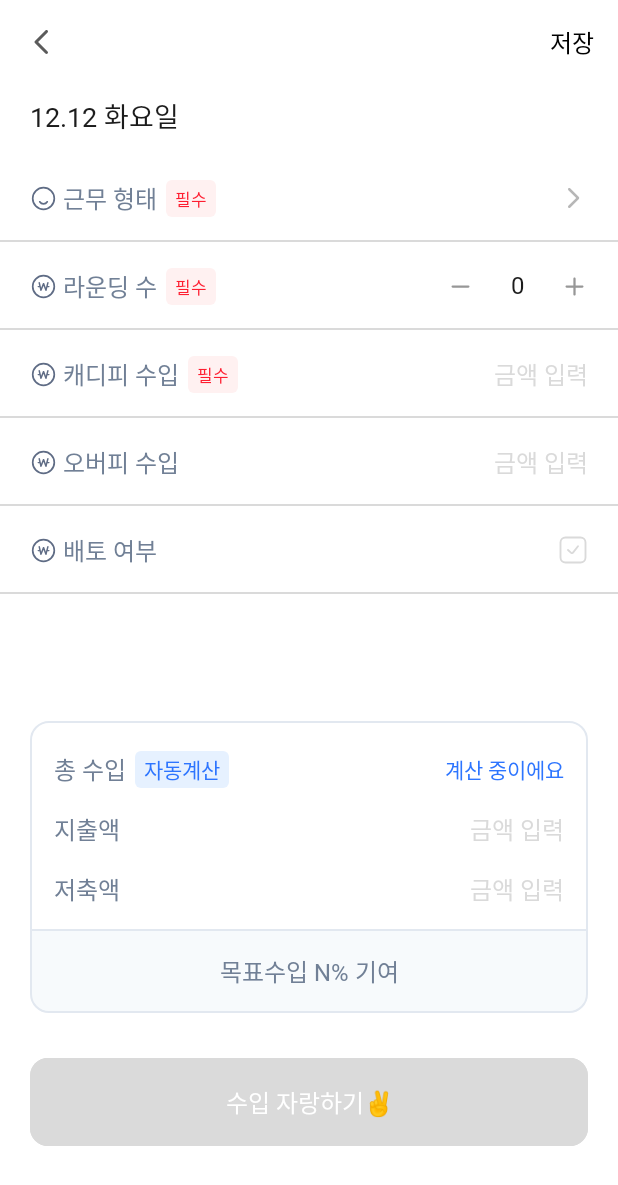
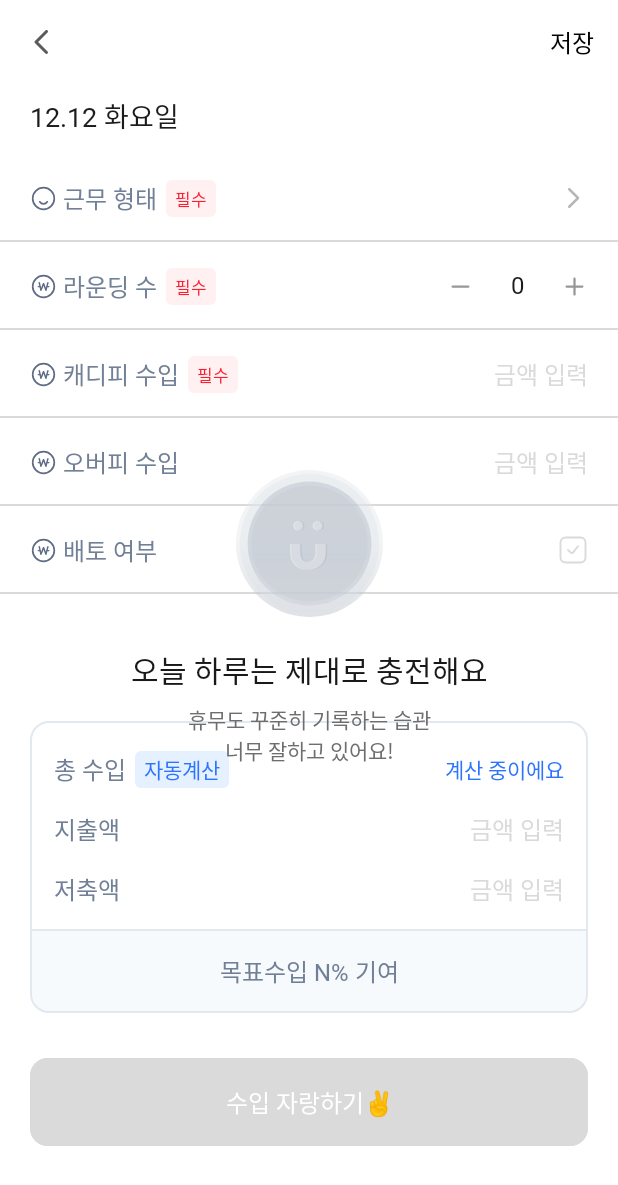
Before and after one commit to Central-MakeUs/BlueClub-AOS, an Android app: the layout activity_work_detail_caddie.xml on its own in the app's theme, with its tools: preview values and no code run, on a phone screen of 412 x 824 dp. Shown: the top 1185 px of the screen. Run offline under Robolectric (Android 15) with nearby library versions, the phone set to English and light mode, and no system bars.

Commit message:
[mod] 근무수첩 뷰 휴무인 케이스 로직 구현

```diff
--- a/app/src/main/java/org/blueclub/presentation/daily/DailyWorkDetailViewModel.kt
+++ b/app/src/main/java/org/blueclub/presentation/daily/DailyWorkDetailViewModel.kt
@@ -58,8 +58,21 @@ class DailyWorkDetailViewModel @Inject constructor(
         _rounding,
         caddieP
     ) { workType, rounding, caddieP ->
-        workType != DailyWorkType.DEFAULT && rounding > 0 && (caddieP?.replace(",", "")
+        workType != DailyWorkType.REST && workType != DailyWorkType.DEFAULT && rounding > 0 && (caddieP?.replace(
+            ",",
+            ""
+        )
             ?.toIntOrNull() ?: 0) > 0
+    }.asLiveData()
+
+    val isSaveAvailable = combine(
+        _workType,
+        _rounding,
+        caddieP
+    ) { workType, rounding, caddieP ->
+        workType == DailyWorkType.REST || ( workType != DailyWorkType.DEFAULT
+                && rounding > 0
+                && (caddieP?.replace(",","")?.toIntOrNull() ?: 0) > 0)
     }.asLiveData()
 
     private val _memo = MutableStateFlow("")
@@ -140,10 +153,21 @@ class DailyWorkDetailViewModel @Inject constructor(
 
         viewModelScope.launch {
             val id = workId.value
-            if (id != null && id > 0) { // modify
-                workbookRepository.modifyCaddieDiary(
-                    id,
-                    "골프 캐디",
+            val request = if (workType.value == DailyWorkType.REST) {
+                RequestCaddieDiary(
+                    workType = workType.value.title,
+                    memo = "",
+                    income = 0,
+                    expenditure = 0,
+                    saving = 0,
+                    date = date.value,
+                    imageUrlList = listOf(),
+                    rounding = 0,
+                    caddyFee = 0,
+                    overFee = 0,
+                    topDressing = baeto.value,
+                ).toJsonObject()
+            } else {
                 RequestCaddieDiary(
                     workType = workType.value.title,
                     memo = "",
@@ -156,7 +180,13 @@ class DailyWorkDetailViewModel @Inject constructor(
                     caddyFee = caddieP.value?.replace(",", "")?.toIntOrNull() ?: 0,
                     overFee = overP.value?.replace(",", "")?.toIntOrNull() ?: 0,
                     topDressing = baeto.value,
-                    ).toJsonObject(),
+                ).toJsonObject()
+            }
+            if (id != null && id > 0) { // modify
+                workbookRepository.modifyCaddieDiary(
+                    id,
+                    "골프 캐디",
+                    request,
                     null
                 ).onSuccess {
                     _workId.value = it.result.id
@@ -167,19 +197,7 @@ class DailyWorkDetailViewModel @Inject constructor(
             } else {
                 workbookRepository.uploadCaddieDiary(
                     "골프 캐디",
-                    RequestCaddieDiary(
-                        workType = workType.value.title,
-                        memo = "",
-                        income = totalIncome,
-                        expenditure = spentAmount.value?.replace(",", "")?.toIntOrNull() ?: 0,
-                        saving = savingsAmount.value?.replace(",", "")?.toIntOrNull() ?: 0,
-                        date = date.value,
-                        imageUrlList = listOf(),
-                        rounding = rounding.value,
-                        caddyFee = caddieP.value?.replace(",", "")?.toIntOrNull() ?: 0,
-                        overFee = overP.value?.replace(",", "")?.toIntOrNull() ?: 0,
-                        topDressing = baeto.value,
-                    ).toJsonObject(),
+                    request,
                     null
                 ).onSuccess {
                     _workId.value = it.result.id
--- /dev/null
+++ b/app/src/main/res/drawable/ic_coin_smile_gray.xml
@@ -0,0 +1,102 @@
+<vector xmlns:android="http://schemas.android.com/apk/res/android"
+    xmlns:aapt="http://schemas.android.com/aapt"
+    android:width="98dp"
+    android:height="98dp"
+    android:viewportWidth="98"
+    android:viewportHeight="98">
+  <path
+      android:pathData="M49,49m-49,0a49,49 0,1 1,98 0a49,49 0,1 1,-98 0"
+      android:strokeAlpha="0.4"
+      android:fillAlpha="0.4">
+    <aapt:attr name="android:fillColor">
+      <gradient
+          android:startX="49"
+          android:startY="0"
+          android:endX="49"
+          android:endY="98"
+          android:type="linear">
+        <item android:offset="0.458" android:color="#FFDFE4E9"/>
+        <item android:offset="1" android:color="#FFAEB5BC"/>
+      </gradient>
+    </aapt:attr>
+  </path>
+  <path
+      android:pathData="M48.999,48.999m-46.421,0a46.421,46.421 0,1 1,92.842 0a46.421,46.421 0,1 1,-92.842 0"
+      android:strokeAlpha="0.4"
+      android:fillAlpha="0.4">
+    <aapt:attr name="android:fillColor">
+      <gradient
+          android:startX="48.999"
+          android:startY="2.578"
+          android:endX="48.999"
+          android:endY="95.42"
+          android:type="linear">
+        <item android:offset="0.323" android:color="#FFDFE4E9"/>
+        <item android:offset="1" android:color="#FFD8DEE4"/>
+      </gradient>
+    </aapt:attr>
+  </path>
+  <path
+      android:pathData="M49,48.998m-41.263,0a41.263,41.263 0,1 1,82.526 0a41.263,41.263 0,1 1,-82.526 0"
+      android:strokeAlpha="0.4"
+      android:fillAlpha="0.4">
+    <aapt:attr name="android:fillColor">
+      <gradient
+          android:startX="48.999"
+          android:startY="7.734"
+          android:endX="48.999"
+          android:endY="90.261"
+          android:type="linear">
+        <item android:offset="0.583" android:color="#FFAAB3C1"/>
+        <item android:offset="1" android:color="#FFC6CBD3"/>
+      </gradient>
+    </aapt:attr>
+  </path>
+  <path
+      android:pathData="M49.001,48.997m-38.684,0a38.684,38.684 0,1 1,77.368 0a38.684,38.684 0,1 1,-77.368 0"
+      android:strokeAlpha="0.4"
+      android:fillColor="#C6CBD3"
+      android:fillAlpha="0.4"/>
+  <path
+      android:pathData="M39.154,37.153C39.154,35.401 40.597,34 42.4,34C44.203,34 45.645,35.401 45.645,37.153C45.645,38.905 44.203,40.306 42.4,40.306C40.597,40.306 39.154,38.905 39.154,37.153ZM55.382,40.306C53.579,40.306 52.137,38.905 52.137,37.153C52.137,35.401 53.579,34 55.382,34C57.185,34 58.628,35.401 58.628,37.153C58.628,38.905 57.185,40.306 55.382,40.306Z"
+      android:strokeAlpha="0.4"
+      android:fillColor="#ABB4C1"
+      android:fillAlpha="0.4"/>
+  <path
+      android:pathData="M37,55.023C37.008,62.019 41.334,66.565 48.9,66.565C56.465,66.565 60.792,62.019 60.8,55.023H53.948C53.942,58.866 52.14,61.31 48.9,61.31C45.66,61.31 43.857,58.866 43.852,55.023H37Z"
+      android:strokeAlpha="0.4"
+      android:fillColor="#ABB4C1"
+      android:fillType="evenOdd"
+      android:fillAlpha="0.4"/>
+  <path
+      android:pathData="M37,49.25h6.855v5.776h-6.855z"
+      android:strokeAlpha="0.4"
+      android:fillColor="#ABB4C1"
+      android:fillAlpha="0.4"/>
+  <path
+      android:pathData="M53.949,49.25h6.85v5.776h-6.85z"
+      android:strokeAlpha="0.4"
+      android:fillColor="#ABB4C1"
+      android:fillAlpha="0.4"/>
+  <path
+      android:pathData="M38.154,37.153C38.154,35.401 39.597,34 41.4,34C43.203,34 44.645,35.401 44.645,37.153C44.645,38.905 43.203,40.306 41.4,40.306C39.597,40.306 38.154,38.905 38.154,37.153ZM54.382,40.306C52.579,40.306 51.137,38.905 51.137,37.153C51.137,35.401 52.579,34 54.382,34C56.185,34 57.628,35.401 57.628,37.153C57.628,38.905 56.185,40.306 54.382,40.306Z"
+      android:strokeAlpha="0.4"
+      android:fillColor="#ffffff"
+      android:fillAlpha="0.4"/>
+  <path
+      android:pathData="M36,55.023C36.008,62.019 40.334,66.565 47.9,66.565C55.465,66.565 59.792,62.019 59.8,55.023H52.948C52.942,58.866 51.14,61.31 47.9,61.31C44.66,61.31 42.857,58.866 42.852,55.023H36Z"
+      android:strokeAlpha="0.4"
+      android:fillColor="#ffffff"
+      android:fillType="evenOdd"
+      android:fillAlpha="0.4"/>
+  <path
+      android:pathData="M36,49.25h6.855v5.776h-6.855z"
+      android:strokeAlpha="0.4"
+      android:fillColor="#ffffff"
+      android:fillAlpha="0.4"/>
+  <path
+      android:pathData="M52.949,49.25h6.85v5.776h-6.85z"
+      android:strokeAlpha="0.4"
+      android:fillColor="#ffffff"
+      android:fillAlpha="0.4"/>
+</vector>
--- a/app/src/main/res/layout/activity_work_detail_caddie.xml
+++ b/app/src/main/res/layout/activity_work_detail_caddie.xml
@@ -4,6 +4,10 @@
     xmlns:tools="http://schemas.android.com/tools">
 
     <data>
+
+        <import type="org.blueclub.presentation.type.DailyWorkType" />
+
+        <import type="android.view.View" />
 
         <variable
             name="viewModel"
@@ -37,10 +41,10 @@
                 android:id="@+id/tv_save"
                 android:layout_width="wrap_content"
                 android:layout_height="wrap_content"
-                android:clickable="@{viewModel.isInputCompleted}"
+                android:clickable="@{viewModel.isSaveAvailable}"
                 android:text="@string/save"
                 android:textAppearance="@style/TextAppearance.Subtitle1"
-                android:textColor="@{viewModel.isInputCompleted ? @color/primary_normal :@color/gray_05}"
+                android:textColor="@{viewModel.isSaveAvailable ? @color/primary_normal :@color/gray_05}"
                 app:layout_constraintBottom_toBottomOf="parent"
                 app:layout_constraintEnd_toEndOf="parent"
                 app:layout_constraintTop_toTopOf="parent" />
@@ -151,6 +155,7 @@
                     android:id="@+id/layout_rounding"
                     android:layout_width="match_parent"
                     android:layout_height="wrap_content"
+                    android:visibility="@{viewModel.workType.name != DailyWorkType.REST.name ? View.VISIBLE : View.INVISIBLE}"
                     app:layout_constraintEnd_toEndOf="parent"
                     app:layout_constraintStart_toStartOf="parent"
                     app:layout_constraintTop_toBottomOf="@+id/layout_work_type">
@@ -238,6 +243,7 @@
                     android:id="@+id/layout_caddie_p"
                     android:layout_width="match_parent"
                     android:layout_height="wrap_content"
+                    android:visibility="@{viewModel.workType.name != DailyWorkType.REST.name ? View.VISIBLE : View.INVISIBLE}"
                     app:layout_constraintEnd_toEndOf="parent"
                     app:layout_constraintStart_toStartOf="parent"
                     app:layout_constraintTop_toBottomOf="@+id/layout_rounding">
@@ -308,6 +314,7 @@
                     android:id="@+id/layout_over_p"
                     android:layout_width="match_parent"
                     android:layout_height="wrap_content"
+                    android:visibility="@{viewModel.workType.name != DailyWorkType.REST.name ? View.VISIBLE : View.INVISIBLE}"
                     app:layout_constraintEnd_toEndOf="parent"
                     app:layout_constraintStart_toStartOf="parent"
                     app:layout_constraintTop_toBottomOf="@+id/layout_caddie_p">
@@ -368,6 +375,7 @@
                     android:id="@+id/layout_baeto"
                     android:layout_width="match_parent"
                     android:layout_height="wrap_content"
+                    android:visibility="@{viewModel.workType.name != DailyWorkType.REST.name ? View.VISIBLE : View.INVISIBLE}"
                     app:layout_constraintEnd_toEndOf="parent"
                     app:layout_constraintStart_toStartOf="parent"
                     app:layout_constraintTop_toBottomOf="@+id/layout_over_p">
@@ -493,6 +501,7 @@
                     android:layout_marginHorizontal="20dp"
                     android:layout_marginTop="36dp"
                     android:background="@drawable/background_income_info_top"
+                    android:visibility="@{viewModel.workType.name != DailyWorkType.REST.name ? View.VISIBLE : View.INVISIBLE}"
                     app:layout_constraintEnd_toEndOf="parent"
                     app:layout_constraintStart_toStartOf="parent"
                     app:layout_constraintTop_toBottomOf="@+id/layout_add_memo">
@@ -608,6 +617,7 @@
                     android:text="@string/goal_achieved_amount"
                     android:textAppearance="@style/TextAppearance.Body1_Medium"
                     android:textColor="@color/coolgray_06"
+                    android:visibility="@{viewModel.workType.name != DailyWorkType.REST.name ? View.VISIBLE : View.INVISIBLE}"
                     app:layout_constraintEnd_toEndOf="parent"
                     app:layout_constraintStart_toStartOf="parent"
                     app:layout_constraintTop_toBottomOf="@+id/layout_income_info_top" />
@@ -631,9 +641,55 @@
                     app:layout_constraintTop_toBottomOf="@+id/layout_income_info_bottom"
                     tools:backgroundTint="@color/gray_04" />
 
+
             </androidx.constraintlayout.widget.ConstraintLayout>
         </androidx.core.widget.NestedScrollView>
 
+        <androidx.constraintlayout.widget.ConstraintLayout
+            android:id="@+id/layout_rest"
+            android:layout_width="wrap_content"
+            android:layout_height="wrap_content"
+            app:layout_constraintBottom_toBottomOf="parent"
+            app:layout_constraintEnd_toEndOf="parent"
+            app:layout_constraintStart_toStartOf="parent"
+            app:layout_constraintTop_toTopOf="parent"
+            app:visibility="@{viewModel.workType.name == DailyWorkType.REST.name}">
+
+            <ImageView
+                android:id="@+id/iv_rest"
+                android:layout_width="wrap_content"
+                android:layout_height="wrap_content"
+                android:src="@drawable/ic_coin_smile_gray"
+                app:layout_constraintEnd_toEndOf="parent"
+                app:layout_constraintStart_toStartOf="parent"
+                app:layout_constraintTop_toTopOf="parent" />
+
+            <TextView
+                android:id="@+id/tv_rest_title"
+                android:layout_width="wrap_content"
+                android:layout_height="wrap_content"
+                android:layout_marginTop="20dp"
+                android:text="@string/rest_title"
+                android:textAppearance="@style/TextAppearance.H6_Bold"
+                android:textColor="@color/black"
+                app:layout_constraintEnd_toEndOf="parent"
+                app:layout_constraintStart_toStartOf="parent"
+                app:layout_constraintTop_toBottomOf="@id/iv_rest" />
+
+            <TextView
+                android:id="@+id/tv_rest_description"
+                android:layout_width="wrap_content"
+                android:layout_height="wrap_content"
+                android:layout_marginTop="8dp"
+                android:gravity="center"
+                android:text="@string/rest_description"
+                android:textAppearance="@style/TextAppearance.Subtitle2"
+                android:textColor="@color/gray_07"
+                app:layout_constraintEnd_toEndOf="parent"
+                app:layout_constraintStart_toStartOf="parent"
+                app:layout_constraintTop_toBottomOf="@+id/tv_rest_title" />
+
+        </androidx.constraintlayout.widget.ConstraintLayout>
 
     </androidx.constraintlayout.widget.ConstraintLayout>
 </layout>
--- a/app/src/main/res/layout/item_daily_record.xml
+++ b/app/src/main/res/layout/item_daily_record.xml
@@ -62,7 +62,7 @@
             android:layout_width="wrap_content"
             android:layout_height="wrap_content"
             android:layout_marginStart="6dp"
-            android:text="@{dailyWorkInfo.income == null ? @string/workbook_daily_refresh : @string/workbook_daily_income_format(income, dailyWorkInfo.numberOfCases)}"
+            android:text="@{(dailyWorkInfo.income == null || dailyWorkInfo.income == 0) ? @string/workbook_daily_refresh : @string/workbook_daily_income_format(income, dailyWorkInfo.numberOfCases)}"
             android:textAppearance="@style/TextAppearance.Subtitle2"
             android:textColor="@{dailyWorkInfo.income == null ? @color/gray_05 : @color/gray_10}"
             app:layout_constraintBottom_toBottomOf="@+id/tv_date"
--- a/app/src/main/res/values/strings.xml
+++ b/app/src/main/res/values/strings.xml
@@ -148,6 +148,9 @@
     <string name="daily_caddie_over_p">오버피 수입</string>
     <string name="daily_caddie_soil">배토 여부</string>
 
+    <string name="rest_title">오늘 하루는 제대로 충전해요</string>
+    <string name="rest_description">휴무도 꾸준히 기록하는 습관\n너무 잘하고 있어요!</string>
+
     <!-- my page -->
     <string name="mypage_friend_invitation">친구 초대</string>
     <string name="mypage_mail">문의하기</string>
```
Lines whose indentation alone changed are shown as unchanged.
